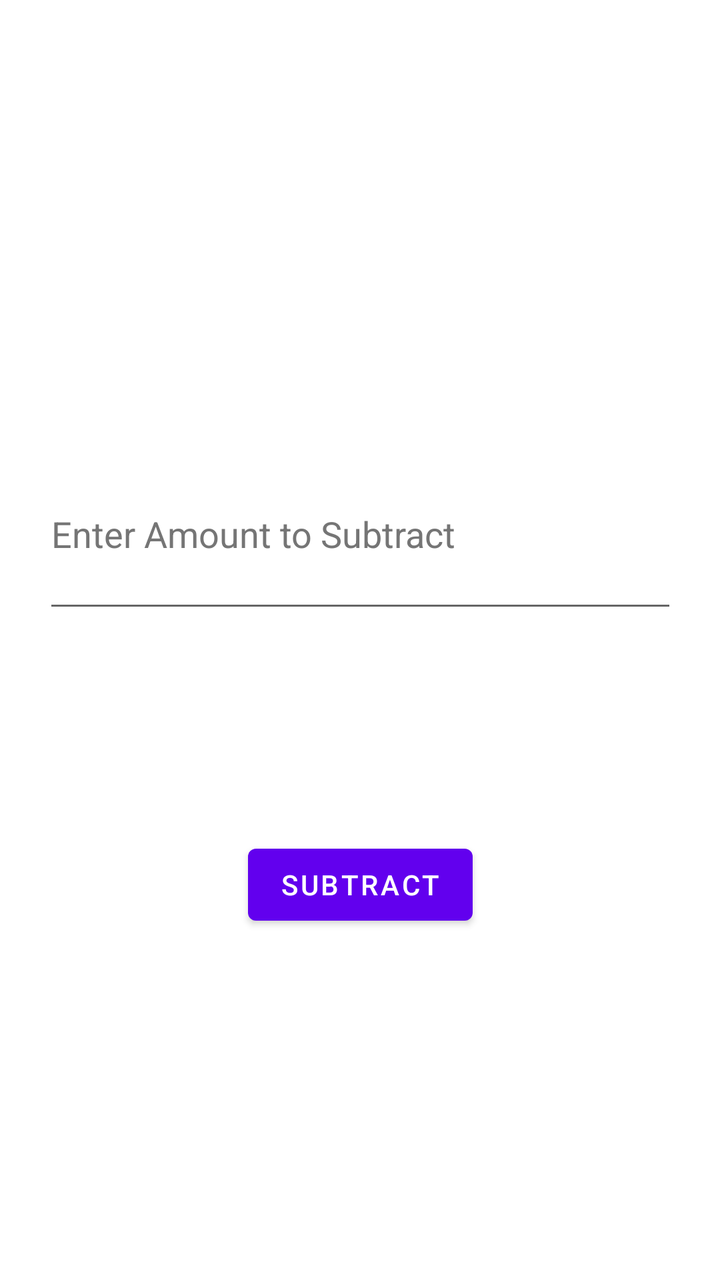
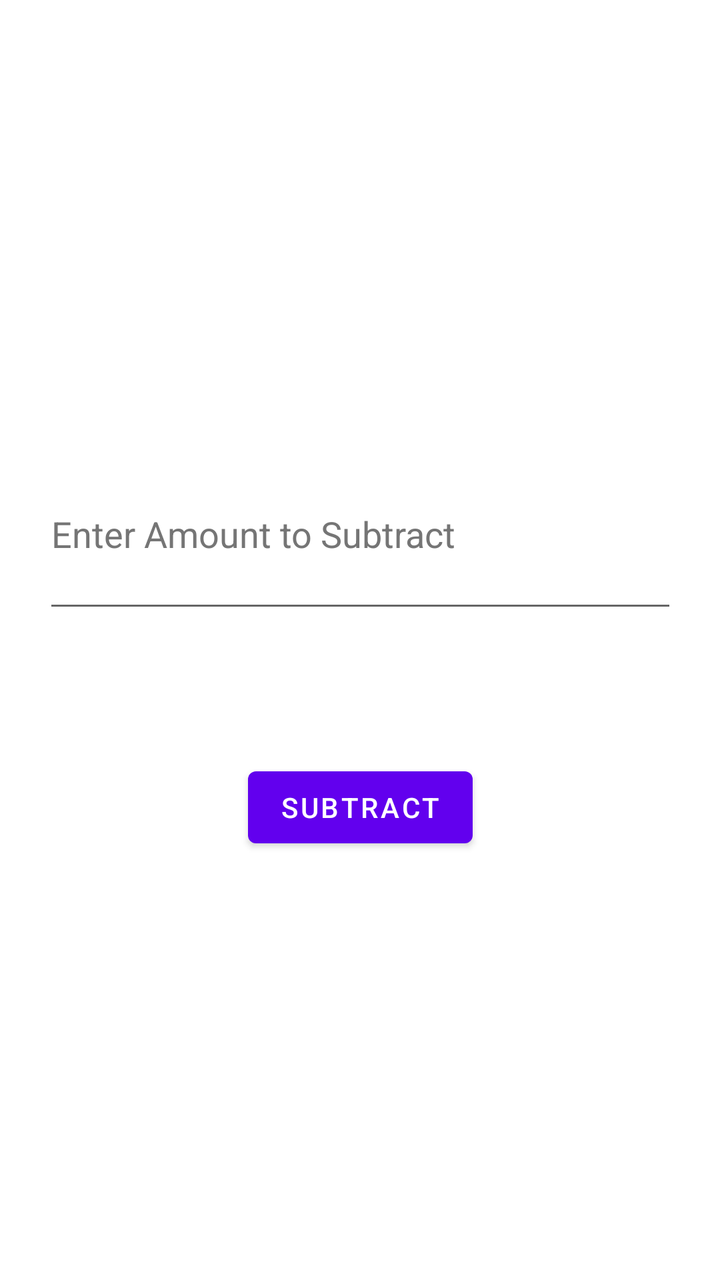

Compare the two renders of this Android layout. The source of the first and the diff that turns it into the second are given below.
<!-- AndroidManifest.xml: application theme Theme.GamblingBadger -->
<!-- res/layout/fragment_sub_balance.xml -->
<?xml version="1.0" encoding="utf-8"?>
<androidx.constraintlayout.widget.ConstraintLayout xmlns:android="http://schemas.android.com/apk/res/android"
    xmlns:app="http://schemas.android.com/apk/res-auto"
    xmlns:tools="http://schemas.android.com/tools"
    android:id="@+id/constraintLayout"
    android:layout_width="match_parent"
    android:layout_height="match_parent"
    tools:context=".balance.SubBalanceFragment">

    

    <Button
        android:id="@+id/subBalanceFrag_button_SUBTRACT"
        android:layout_width="wrap_content"
        android:layout_height="wrap_content"
        android:layout_marginTop="92dp"
        android:text="@string/SUB"
        app:layout_constraintBottom_toBottomOf="parent"
        app:layout_constraintEnd_toEndOf="parent"
        app:layout_constraintStart_toStartOf="parent"
        app:layout_constraintTop_toBottomOf="@+id/subBalanceFrag_subAmt"
        app:layout_constraintVertical_bias="0.08" />

    <EditText
        android:id="@+id/subBalanceFrag_subAmt"
        android:layout_width="317dp"
        android:layout_height="92dp"
        android:autofillHints=" "
        android:ems="10"
        android:hint="@string/enter_amount_t_subtract"
        android:imeOptions="actionDone"
        android:inputType="numberDecimal"
        android:textColorHint="#757575"
        app:layout_constraintBottom_toBottomOf="parent"
        app:layout_constraintEnd_toEndOf="parent"
        app:layout_constraintStart_toStartOf="parent"
        app:layout_constraintTop_toTopOf="parent"
        app:layout_constraintVertical_bias="0.40" />

</androidx.constraintlayout.widget.ConstraintLayout>
<!-- resources referenced by this layout -->
<resources>
  <string name="SUB">SUBTRACT</string>
  <string name="enter_amount_t_subtract">Enter Amount to Subtract</string>
  <style name="Theme.GamblingBadger" parent="Theme.MaterialComponents.DayNight.DarkActionBar">
          
          <item name="colorPrimary">@color/purple_500</item>
          <item name="colorPrimaryVariant">@color/purple_700</item>
          <item name="colorOnPrimary">@color/white</item>
          
          <item name="colorSecondary">@color/teal_200</item>
          <item name="colorSecondaryVariant">@color/teal_700</item>
          <item name="colorOnSecondary">@color/black</item>
          
          <item name="android:statusBarColor" tools:targetApi="l">?attr/colorPrimaryVariant</item>
          
      </style>
  <color name="purple_500">#FF6200EE</color>
  <color name="purple_700">#FF3700B3</color>
  <color name="white">#FFFFFFFF</color>
  <color name="teal_200">#FF03DAC5</color>
  <color name="teal_700">#FF018786</color>
  <color name="black">#FF000000</color>
</resources>

<!-- the commit's change to res/layout/fragment_sub_balance.xml (unified diff, before → after) -->
@@ -13,7 +13,7 @@
         android:id="@+id/subBalanceFrag_button_SUBTRACT"
         android:layout_width="wrap_content"
         android:layout_height="wrap_content"
-        android:layout_marginTop="92dp"
+        android:layout_marginTop="50dp"
         android:text="@string/SUB"
         app:layout_constraintBottom_toBottomOf="parent"
         app:layout_constraintEnd_toEndOf="parent"
